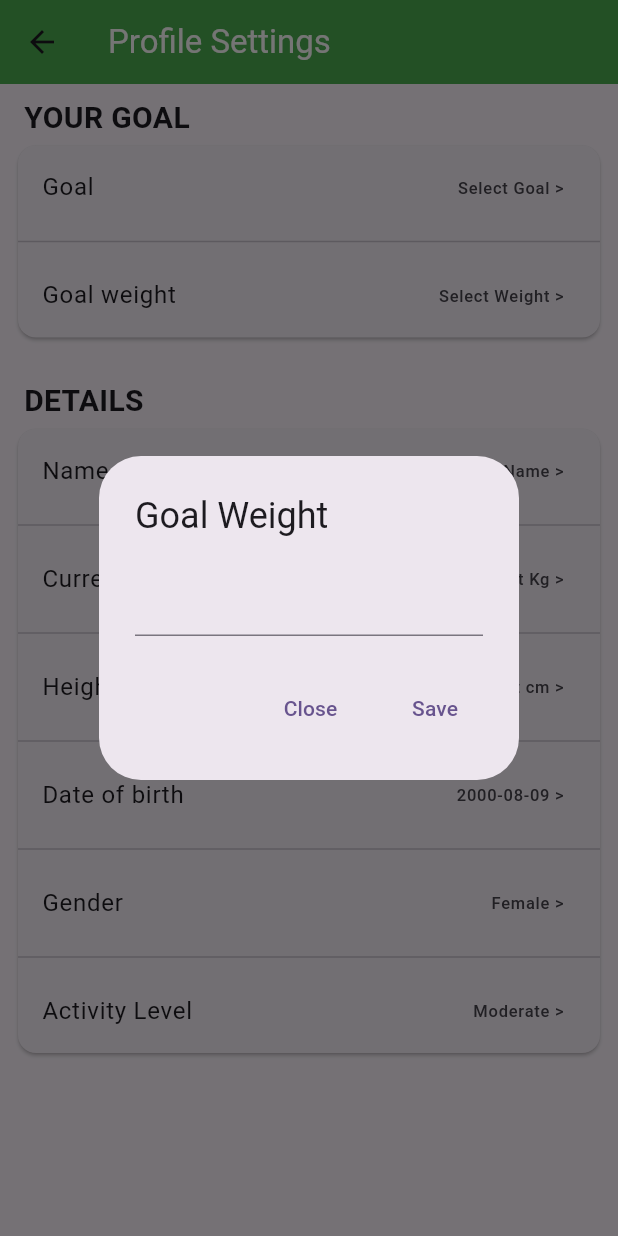
After one commit to SumiyaBarsha/mealBuddy, a Flutter app: the personalDetail screen opened directly, after a tap on "Goal weight", on a phone screen of 412 x 824 dp. The commit adds this screen. Run offline on Flutter 3.47's test engine with Material 2 defaults, Android fonts, the phone set to English and light mode, and no system bars; our stand-ins replace firebase_auth, firebase_core, firebase_database, firebase_messaging, firebase_storage, flutter_local_notifications and 3 more; accounts and stored records are empty.

Commit message:
personaldetailupdate

```diff
--- a/lib/YourAccount.dart
+++ b/lib/YourAccount.dart
@@ -23,7 +23,7 @@ class AccountSettingsPage extends StatelessWidget {
               content: 'a@gmail.com',
             ),
             SettingCard(
-              title: 'First name',
+              title: 'Your name',
               content: 'Your Name',
             ),
             SettingCard(
--- a/lib/actvitylevel.dart
+++ b/lib/actvitylevel.dart
@@ -1,14 +1,5 @@
 import 'package:flutter/material.dart';
 
-void main() => runApp(MyApp());
-
-class MyApp extends StatelessWidget {
-  @override
-  Widget build(BuildContext context) {
-    return MaterialApp(
-    );
-  }
-}
 
 enum ActivityLevel {
   low,
--- /dev/null
+++ b/lib/personalDetail.dart
@@ -0,0 +1,332 @@
+import 'package:flutter/material.dart';
+import 'package:meal_recommender/actvitylevel.dart';
+import 'package:meal_recommender/profile_page.dart';
+import 'package:shared_preferences/shared_preferences.dart';
+
+void main() => runApp(MyApp());
+
+class MyApp extends StatelessWidget {
+  @override
+  Widget build(BuildContext context) {
+    return MaterialApp(
+    );
+  }
+}
+
+class personalDetail extends StatefulWidget {
+  const personalDetail({Key? key}) : super(key: key);
+
+  @override
+  State<personalDetail> createState() => _personalDetailState();
+}
+
+enum Gender { Male, Female }
+enum Goal { gain, maintain, lose }
+
+class _personalDetailState extends State<personalDetail> {
+  DateTime selectedDate = DateTime(2000, 8, 9);
+   Gender? _selectedGender;
+   Goal? _selectedGoal;
+
+  String? name;
+  String? weight;
+  String? height;
+  String? goalWeight;
+
+  Future<void> saveData() async {
+    final prefs = await SharedPreferences.getInstance();
+    await prefs.setString('name', name ?? '');
+    await prefs.setString('weight', weight ?? '');
+    await prefs.setString('height', height ?? '');
+    await prefs.setString('goalWeight', goalWeight ?? '');
+    await prefs.setString('selectedDate', selectedDate.toIso8601String());
+    await prefs.setString('gender', _selectedGender?.index.toString() ?? '');
+    await prefs.setString('goal', _selectedGoal?.index.toString() ?? '');
+  }
+
+  Future<void> loadData() async {
+    final prefs = await SharedPreferences.getInstance();
+    name = prefs.getString('name') ?? 'Your Name';
+    weight = prefs.getString('weight') ?? 'Select Weight';
+    height = prefs.getString('height') ?? 'Select Height';
+    goalWeight = prefs.getString('goalWeight') ?? '';
+    String? dateString = prefs.getString('selectedDate');
+    if (dateString != null) {
+      selectedDate = DateTime.parse(dateString);
+    }
+    String? genderString = prefs.getString('gender');
+    if (genderString != null) {
+      _selectedGender = Gender.values[int.parse(genderString)];
+    }
+    String? goalString = prefs.getString('goal');
+    if (goalString != null) {
+      _selectedGoal = Goal.values[int.parse(goalString)];
+    }
+  }
+
+
+  @override
+  void initState() {
+    super.initState();
+    loadData();
+  }
+
+
+  @override
+  Widget build(BuildContext context) {
+    return Scaffold(
+      appBar: AppBar(title: Text('Profile Settings', style: TextStyle(color: Colors.white)),
+      backgroundColor: Colors.green,),
+      body: Padding(
+        padding: const EdgeInsets.all(8.0),
+        child: ListView(
+          children: [
+            Padding(padding: const EdgeInsets.only(left: 8.0),
+              child: Text("YOUR GOAL",
+                  style: TextStyle(fontWeight: FontWeight.bold, fontSize: 20)),
+            ),
+            Card(
+              child: Column(
+                children: [
+                  ListTile(
+                    title: Text('Goal'),
+                    trailing: Text(_goalText(_selectedGoal) + ' >'),
+                    onTap: _selectGoal,
+                  ),
+                  Divider(),
+                  ListTile(
+                    title: Text('Goal weight'),
+                    trailing: Text('Select Weight >'),
+                    onTap: () => _showDialog(context, 'Goal Weight','Goal Weight'),
+                  ),
+                ],
+              ),
+            ),
+            SizedBox(height: 24),
+            Padding(padding: const EdgeInsets.only(left: 8.0),
+              child: Text("DETAILS",
+                  style: TextStyle(fontWeight: FontWeight.bold, fontSize: 20)),
+            ),
+            Card(
+              child: Column(
+                children: [
+                  ListTile(
+                    title: Text('Name'),
+                    trailing: Text((name ?? 'Your Name') + ' >'),
+                    onTap: () => _showDialog(context, 'First name', 'First name'),
+                  ),
+                  Divider(),
+                  ListTile(
+                    title: Text('Current weight'),
+                    trailing: Text((weight ?? 'Select Weight')+ ' Kg >'),
+                    onTap: () => _showDialog(context, 'Weight in kg', 'Weight in kg'),
+                  ),
+                  Divider(),
+                  ListTile(
+                    title: Text('Height'),
+                    trailing: Text((height ?? 'Select Height')+' cm >'),
+                    onTap: () => _showDialog(context, 'Height in cm', 'Height in cm'),
+                  ),
+                  Divider(),
+                  ListTile(
+                    title: Text('Date of birth'),
+                    trailing: Text(
+                        '${selectedDate.toLocal()}'.split(' ')[0] + ' >'),
+                    onTap: () {
+                      _selectDate(context);
+                    },
+                  ),
+                  Divider(),
+                  ListTile(
+                    title: Text('Gender'),
+                    trailing: Text((_selectedGender == Gender.Male ? 'Male' : 'Female') + ' >'),
+                    onTap: _selectGender,
+                  ),
+                  Divider(),
+                  ListTile(
+                    title: Text('Activity Level'),
+                    trailing: Text('Moderate >'),
+                    onTap: (){
+                      Navigator.push(context, MaterialPageRoute(builder: (context) => ActivityLevelDialog()),
+                      );
+                    },
+                  ),
+                ],
+              ),
+            ),
+          ],
+        ),
+      ),
+    );
+  }
+
+  _showDialog(BuildContext context, String title, String field) {
+    TextEditingController _controller = TextEditingController();
+
+    showDialog(
+      context: context,
+      builder: (BuildContext context) {
+        return AlertDialog(
+          title: Text(title),
+          content: TextField(
+            controller: _controller,
+            decoration: InputDecoration(
+              border: UnderlineInputBorder(),
+            ),
+            onChanged: (text) {
+              print("Text field: $text");
+            },
+          ),
+          actions: [
+            TextButton(
+              child: Text('Close'),
+              onPressed: () {
+                Navigator.of(context).pop();
+              },
+            ),
+            SizedBox(width: 3.0),
+            TextButton(
+              child: Text('Save'),
+              onPressed: () {
+                setState(() {
+                  if (field == 'First name') {
+                    name = _controller.text;
+                  } else if (field == 'Weight in kg') {
+                    weight = _controller.text;
+                  } else if (field == 'Height in cm') {
+                    height = _controller.text;
+                  } else if (field == 'Goal Weight') {
+                    goalWeight = _controller.text;
+                  }
+                  // Add call to saveData here
+                  saveData();
+                }); // Optionally, print it for debugging purposes
+                Navigator.of(context).pop(); // Close the dialog
+              },
+            ),
+          ],
+        );
+      },
+    );
+  }
+
+  _selectDate(BuildContext context) async {
+    final DateTime? picked = await showDatePicker(
+      context: context,
+      initialDate: selectedDate,
+      firstDate: DateTime(2000),
+      lastDate: DateTime(2101),
+    );
+    if (picked != null && picked != selectedDate) {
+      setState(() {
+        selectedDate = picked;
+        saveData();
+      });
+    }
+  }
+
+  Future<void> _selectGender() async {
+    Gender? selected = await showDialog<Gender>(
+      context: context,
+      builder: (BuildContext context) {
+        return SimpleDialog(
+          title: Text('Select Gender'),
+          children: <Widget>[
+            ListTile(
+              title: Text('Male'),
+              leading: Radio<Gender>(
+                value: Gender.Male,
+                groupValue: _selectedGender,
+                onChanged: (Gender? value) {
+                  Navigator.of(context).pop(value);
+                },
+              ),
+            ),
+            ListTile(
+              title: Text('Female'),
+              leading: Radio<Gender>(
+                value: Gender.Female,
+                groupValue: _selectedGender,
+                onChanged: (Gender? value) {
+                  Navigator.of(context).pop(value);
+                },
+              ),
+            ),
+          ],
+        );
+      },
+    );
+
+    if (selected != null) {
+      setState(() {
+        _selectedGender = selected;
+        saveData();
+      });
+    }
+  }
+
+  Future<void> _selectGoal() async {
+    Goal? selected = await showDialog<Goal>(
+      context: context,
+      builder: (BuildContext context) {
+        return SimpleDialog(
+          title: Text('Select Goal'),
+          children: <Widget>[
+            ListTile(
+              title: Text('Gain Weight'),
+              leading: Radio<Goal>(
+                value: Goal.gain,
+                groupValue: _selectedGoal,
+                onChanged: (Goal? value) {
+                  Navigator.of(context).pop(value);
+
+                },
+              ),
+            ),
+            ListTile(
+              title: Text('Maintain Weight'),
+              leading: Radio<Goal>(
+                value: Goal.maintain,
+                groupValue: _selectedGoal,
+                onChanged: (Goal? value) {
+                  Navigator.of(context).pop(value);
+                },
+              ),
+            ),
+            ListTile(
+              title: Text('Lose Weight'),
+              leading: Radio<Goal>(
+                value: Goal.lose,
+                groupValue: _selectedGoal,
+                onChanged: (Goal? value) {
+                  Navigator.of(context).pop(value);
+                },
+              ),
+            ),
+          ],
+        );
+      },
+    );
+
+    if (selected != null) {
+      setState(() {
+        _selectedGoal = selected;
+        saveData(); // Call saveData here
+      });
+    }
+  }
+  String _goalText(Goal? goal) {
+    switch (goal) {
+      case Goal.gain:
+        return 'Gain Weight';
+      case Goal.maintain:
+        return 'Maintain Weight';
+      case Goal.lose:
+        return 'Lose Weight';
+      default:
+        return 'Select Goal';  // Default text if goal is null or not set
+    }
+  }
+
+
+}
```
